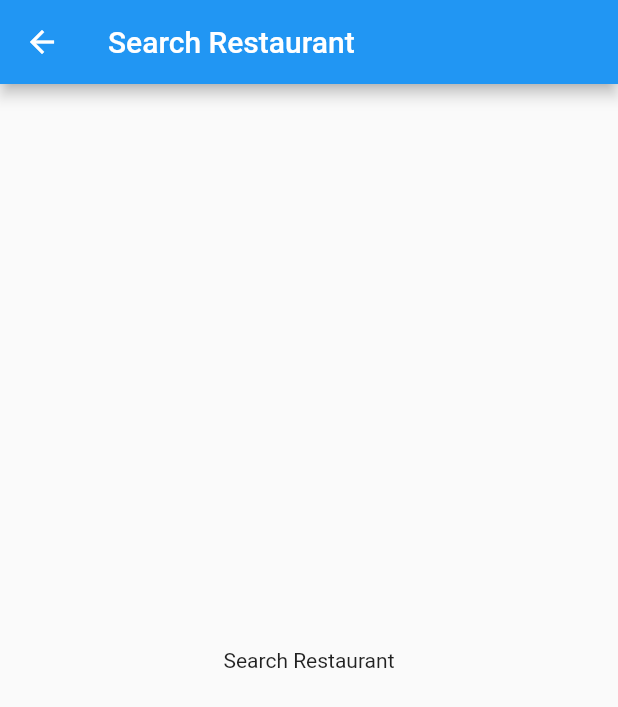
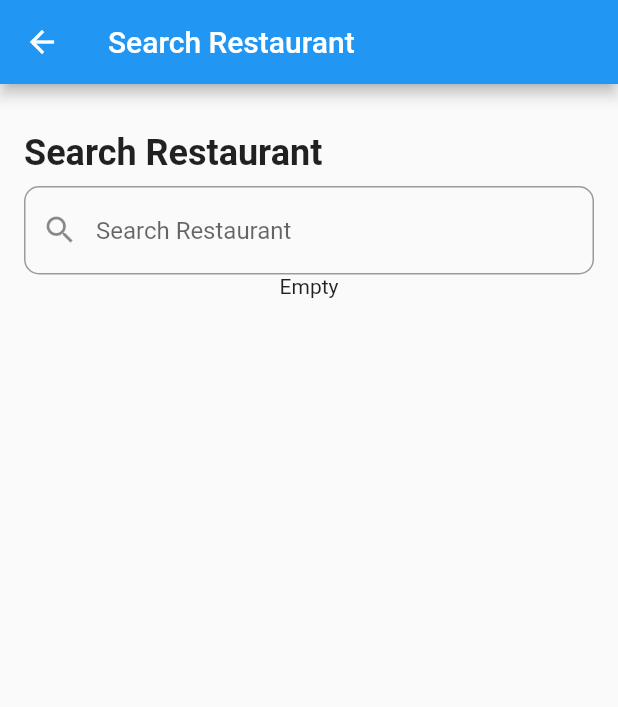
Before and after one commit to adrisabik/flutter_restaurant_app_api, a Flutter app: the SearchPage screen opened by its route, on a phone screen of 412 x 824 dp. Shown: the top 707 px of the screen. Run offline on Flutter 3.47's test engine with Material 2 defaults, Android fonts, the phone set to English and light mode, and no system bars; network calls fail.

Commit message:
add feature search but still error

```diff
--- a/lib/component/restaurant_list.dart
+++ b/lib/component/restaurant_list.dart
@@ -1,6 +1,6 @@
 import 'package:flutter/material.dart';
+import 'package:provider/provider.dart';
 import 'package:flutter_restaurant_app_api/screen/search_page.dart';
-import 'package:provider/provider.dart';
 import 'package:flutter_restaurant_app_api/data/model/restaurant.dart';
 import 'package:flutter_restaurant_app_api/provider/restaurants_provider.dart';
 import 'package:flutter_restaurant_app_api/screen/detail_page.dart';
@@ -16,7 +16,7 @@ class RestaurantList extends StatelessWidget {
         title: const Text('Restaurant Apps'),
         actions: <Widget>[
           Padding(
-            padding: EdgeInsets.only(right: 20.0),
+            padding: const EdgeInsets.only(right: 20.0),
             child: GestureDetector(
               onTap: () {
                 Navigator.pushNamed(context, SearchPage.routeName);
@@ -63,7 +63,6 @@ class RestaurantList extends StatelessWidget {
                   itemBuilder: (context, index) {
                     var restaurant = state.result.restaurants[index];
                     return _buildRestaurantItem(context, restaurant);
-                    // return Text(restaurant!);
                   }
                 );
               } else if (state.state == ResultState.noData) {
--- a/lib/data/api/api_service.dart
+++ b/lib/data/api/api_service.dart
@@ -21,7 +21,23 @@ class ApiService {
     if (response.statusCode == 200) {
       return RestaurantDetailResult.fromJson(json.decode(response.body));
     } else {
+      throw Exception('Failed to load detail restaurant');
+    }
+  }
+
+  Future<RestaurantsResult> restaurantSearch(query) async {
+    final response = await http.get(Uri.parse("${_baseUrl}search?q=$query"));
+    if (response.statusCode == 200) {
+      return RestaurantsResult.fromJson(json.decode(response.body));
+    } else {
       throw Exception('Failed to load list restaurant');
     }
+    // await http.get(Uri.parse("${_baseUrl}search?q=$query")).then((response){
+    //   if(response.statusCode == 200){
+    //     return RestaurantsResult.fromJson(json.decode(response.body));
+    //   }
+    // });
+    // throw Exception('Failed to load search restaurant');
+
   }
 }
--- /dev/null
+++ b/lib/provider/restaurant_search_provider.dart
@@ -0,0 +1,71 @@
+import 'dart:async';
+import 'package:flutter/material.dart';
+import 'package:flutter_restaurant_app_api/data/model/restaurant.dart';
+import 'package:flutter_restaurant_app_api/data/api/api_service.dart';
+import 'dart:developer';
+
+enum ResultState { loading, noData, hasData, error }
+
+class RestaurantSearchProvider extends ChangeNotifier {
+  final ApiService apiService;
+  String query;
+
+  RestaurantSearchProvider({required this.apiService, required this.query}) {
+    _fetchAllRestaurants();
+  }
+
+  late RestaurantsResult _restaurantsResult;
+  late ResultState _state;
+  String _message = '';
+
+  String get message => _message;
+  RestaurantsResult get result => _restaurantsResult;
+  ResultState get state => _state;
+
+  // Future<dynamic> _fetchAllRestaurants() async {
+
+  //   try {
+  //     log('data: $query');
+  //     _state = ResultState.loading;
+  //     notifyListeners();
+  //     await apiService.restaurantSearch(query).then((response) {
+  //       log('data: $query');
+  //       if (response.restaurants.isEmpty) {
+  //         _state = ResultState.noData;
+  //         notifyListeners();
+  //         return _message = 'No Data';
+  //       } else {
+  //         _state = ResultState.hasData;
+  //         notifyListeners();
+  //         return _restaurantsResult = response;
+  //       }
+  //     });
+  //     log('data: $query');
+  //   } catch (e) {
+  //     _state = ResultState.error;
+  //     notifyListeners();
+  //     return _message = 'Error: $e';
+  //   }
+  // }
+  Future<dynamic> _fetchAllRestaurants() async {
+    try {
+      _state = ResultState.loading;
+      notifyListeners();
+      final restaurants = await apiService.restaurantSearch(query);
+      if (restaurants.restaurants.isEmpty) {
+        _state = ResultState.noData;
+        notifyListeners();
+        return _message = 'No Data';
+      } else {
+        _state = ResultState.hasData;
+        notifyListeners();
+        return _restaurantsResult = restaurants;
+      }
+    } catch (e) {
+      _state = ResultState.error;
+      notifyListeners();
+      return _message = 'Error: $e';
+    }
+  }
+
+}
--- a/lib/screen/search_page.dart
+++ b/lib/screen/search_page.dart
@@ -1,4 +1,8 @@
 import 'package:flutter/material.dart';
+import 'package:provider/provider.dart';
+import 'package:flutter_restaurant_app_api/data/api/api_service.dart';
+import 'package:flutter_restaurant_app_api/provider/restaurant_search_provider.dart';
+import 'package:flutter_restaurant_app_api/component/restaurant_search.dart';
 
 class SearchPage extends StatefulWidget {
   static const routeName = '/search';
@@ -10,14 +14,60 @@ class SearchPage extends StatefulWidget {
 }
 
 class _SearchPageState extends State<SearchPage> {
+  String _query = '';
+
   @override
   Widget build(BuildContext context) {
     return Scaffold(
       appBar: AppBar(
         title: const Text('Search Restaurant'),
       ),
-      body: const Center(
-        child: Text('Search Restaurant'),
+      body: SingleChildScrollView(
+        child: Padding(
+          padding: const EdgeInsets.symmetric(
+            horizontal: 16.0,
+            vertical: 8.0
+          ),
+          child: Column(
+            crossAxisAlignment: CrossAxisAlignment.stretch,
+            children: [
+              const SizedBox(height: 24),
+              const Text(
+                'Search Restaurant',
+                style: TextStyle(
+                  fontSize: 24.0,
+                  fontWeight: FontWeight.bold,
+                ),
+              ),
+              const SizedBox(height: 8),
+              Container(
+                child: TextField(
+                  decoration: InputDecoration(
+                    hintText: 'Search Restaurant',
+                    prefixIcon: const Icon(Icons.search),
+                    border: OutlineInputBorder(
+                      borderRadius: BorderRadius.circular(10.0),
+                    ),
+                  ),
+                  onSubmitted: (value) {
+                    setState(() {
+                      _query = value;
+                    });
+                  },
+                ),
+              ),
+              Container(
+                child: _query.isEmpty
+                  ? const Center(child: Text('Empty'))
+                  : ChangeNotifierProvider<RestaurantSearchProvider>(
+                    create: (_) => RestaurantSearchProvider(apiService: ApiService(), query: _query),
+                    child: const RestaurantSearch(),
+                  ),
+                  // : Text(_query)
+              ),
+            ],
+          ),
+        ),
       ),
     );
   }
```
Also changed, not shown: lib/component/restaurant_search.dart (added, +110 -0 lines), 1 other file.
